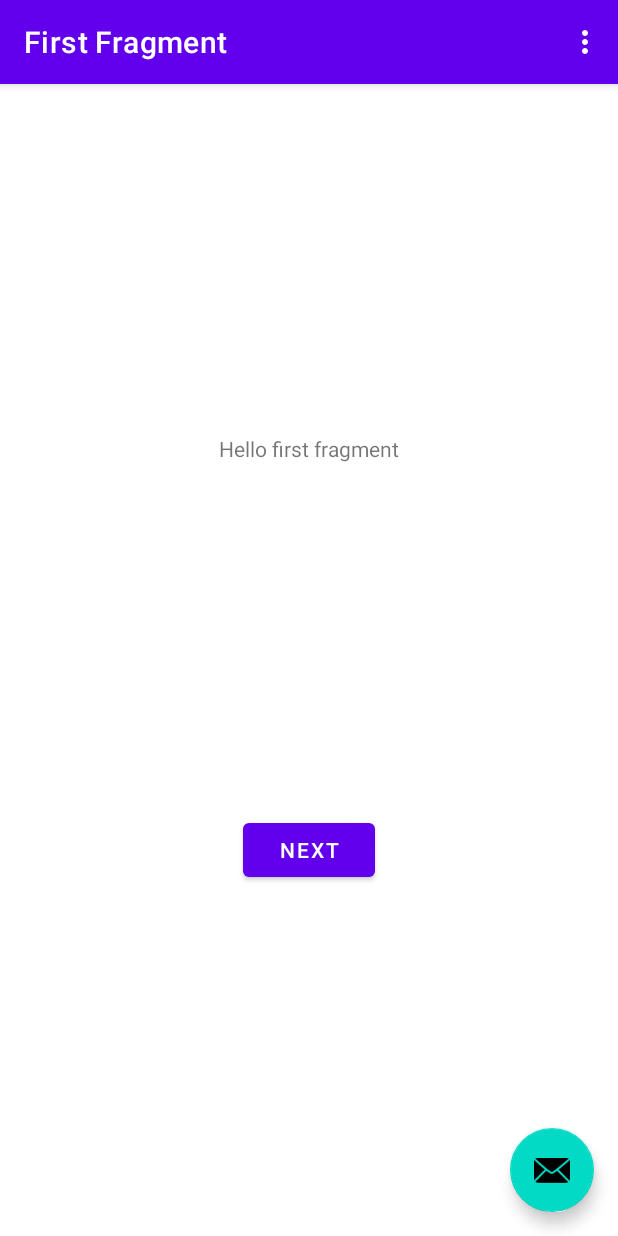
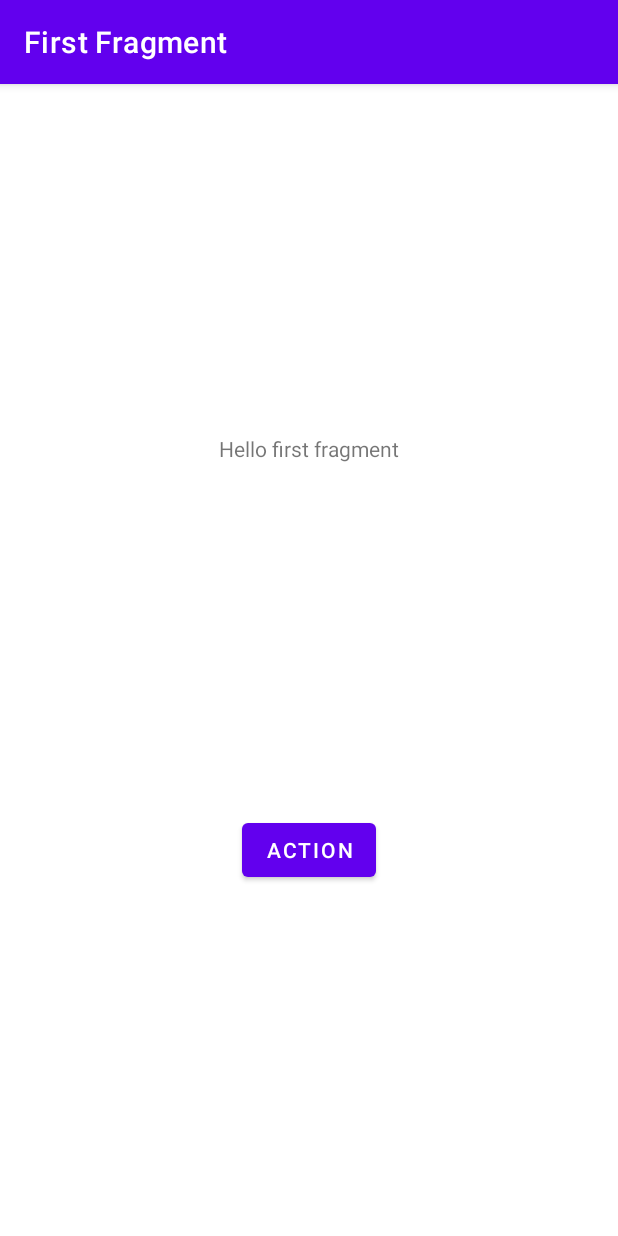
Before and after one commit to IlonaSofianidi/CleanArchitectureApp, an Android app: the screen it shows after launch (MainActivity), on a phone screen of 412 x 824 dp. Run offline under Robolectric (Android 15) with nearby library versions, the phone set to English and light mode, and no system bars; our stand-ins replace navigation-ui.

Commit message:
Create basic presentation layer. Add initial view model. Cleanup template fragment.

```diff
--- a/app/src/main/AndroidManifest.xml
+++ b/app/src/main/AndroidManifest.xml
@@ -13,7 +13,7 @@
         android:theme="@style/Theme.InnovecsTestAssignment"
         tools:targetApi="31">
         <activity
-            android:name=".MainActivity"
+            android:name=".presentation.MainActivity"
             android:exported="true"
             android:label="@string/app_name"
             android:theme="@style/Theme.InnovecsTestAssignment.NoActionBar">
--- a/app/src/main/java/com/innovecs/testassignment/MainActivity.kt
+++ /dev/null
@@ -1,58 +0,0 @@
-package com.innovecs.testassignment
-
-import android.os.Bundle
-import com.google.android.material.snackbar.Snackbar
-import androidx.appcompat.app.AppCompatActivity
-import androidx.navigation.findNavController
-import androidx.navigation.ui.AppBarConfiguration
-import androidx.navigation.ui.navigateUp
-import androidx.navigation.ui.setupActionBarWithNavController
-import android.view.Menu
-import android.view.MenuItem
-import com.innovecs.testassignment.databinding.ActivityMainBinding
-
-class MainActivity : AppCompatActivity() {
-
-    private lateinit var appBarConfiguration: AppBarConfiguration
-    private lateinit var binding: ActivityMainBinding
-
-    override fun onCreate(savedInstanceState: Bundle?) {
-        super.onCreate(savedInstanceState)
-
-        binding = ActivityMainBinding.inflate(layoutInflater)
-        setContentView(binding.root)
-
-        setSupportActionBar(binding.toolbar)
-
-        val navController = findNavController(R.id.nav_host_fragment_content_main)
-        appBarConfiguration = AppBarConfiguration(navController.graph)
-        setupActionBarWithNavController(navController, appBarConfiguration)
-
-        binding.fab.setOnClickListener { view ->
-            Snackbar.make(view, "Replace with your own action", Snackbar.LENGTH_LONG)
-                .setAction("Action", null).show()
-        }
-    }
-
-    override fun onCreateOptionsMenu(menu: Menu): Boolean {
-        // Inflate the menu; this adds items to the action bar if it is present.
-        menuInflater.inflate(R.menu.menu_main, menu)
-        return true
-    }
-
-    override fun onOptionsItemSelected(item: MenuItem): Boolean {
-        // Handle action bar item clicks here. The action bar will
-        // automatically handle clicks on the Home/Up button, so long
-        // as you specify a parent activity in AndroidManifest.xml.
-        return when (item.itemId) {
-            R.id.action_settings -> true
-            else -> super.onOptionsItemSelected(item)
-        }
-    }
-
-    override fun onSupportNavigateUp(): Boolean {
-        val navController = findNavController(R.id.nav_host_fragment_content_main)
-        return navController.navigateUp(appBarConfiguration)
-                || super.onSupportNavigateUp()
-    }
-}
--- a/app/src/main/java/com/innovecs/testassignment/data/source/ActionsRepositoryImpl.kt
+++ b/app/src/main/java/com/innovecs/testassignment/data/ActionsRepositoryImpl.kt
@@ -1,5 +1,6 @@
-package com.innovecs.testassignment.data.source
+package com.innovecs.testassignment.data
 
+import com.innovecs.testassignment.data.source.ActionsDataSource
 import com.innovecs.testassignment.data.source.mapping.ActionModelDataMapper
 import com.innovecs.testassignment.domain.ActionsRepository
 import com.innovecs.testassignment.domain.model.Action
--- /dev/null
+++ b/app/src/main/java/com/innovecs/testassignment/presentation/MainActivity.kt
@@ -0,0 +1,28 @@
+package com.innovecs.testassignment.presentation
+
+import android.os.Bundle
+import androidx.appcompat.app.AppCompatActivity
+import androidx.navigation.findNavController
+import androidx.navigation.ui.AppBarConfiguration
+import androidx.navigation.ui.setupActionBarWithNavController
+import com.innovecs.testassignment.R
+import com.innovecs.testassignment.databinding.ActivityMainBinding
+
+class MainActivity : AppCompatActivity() {
+
+    private lateinit var appBarConfiguration: AppBarConfiguration
+    private lateinit var binding: ActivityMainBinding
+
+    override fun onCreate(savedInstanceState: Bundle?) {
+        super.onCreate(savedInstanceState)
+
+        binding = ActivityMainBinding.inflate(layoutInflater)
+        setContentView(binding.root)
+
+        setSupportActionBar(binding.toolbar)
+
+        val navController = findNavController(R.id.nav_host_fragment_content_main)
+        appBarConfiguration = AppBarConfiguration(navController.graph)
+        setupActionBarWithNavController(navController, appBarConfiguration)
+    }
+}
--- a/app/src/main/java/com/innovecs/testassignment/FirstFragment.kt
+++ b/app/src/main/java/com/innovecs/testassignment/presentation/home/HomeFragment.kt
@@ -1,17 +1,13 @@
-package com.innovecs.testassignment
+package com.innovecs.testassignment.presentation.home
 
 import android.os.Bundle
-import androidx.fragment.app.Fragment
 import android.view.LayoutInflater
 import android.view.View
 import android.view.ViewGroup
-import androidx.navigation.fragment.findNavController
+import androidx.fragment.app.Fragment
 import com.innovecs.testassignment.databinding.FragmentFirstBinding
 
-/**
- * A simple [Fragment] subclass as the default destination in the navigation.
- */
-class FirstFragment : Fragment() {
+class HomeFragment : Fragment() {
 
     private var _binding: FragmentFirstBinding? = null
 
@@ -32,8 +28,8 @@ class FirstFragment : Fragment() {
     override fun onViewCreated(view: View, savedInstanceState: Bundle?) {
         super.onViewCreated(view, savedInstanceState)
 
-        binding.buttonFirst.setOnClickListener {
-            findNavController().navigate(R.id.action_FirstFragment_to_SecondFragment)
+        binding.buttonAction.setOnClickListener {
+
         }
     }
 
--- a/app/src/main/res/layout/activity_main.xml
+++ b/app/src/main/res/layout/activity_main.xml
@@ -4,7 +4,7 @@
     xmlns:tools="http://schemas.android.com/tools"
     android:layout_width="match_parent"
     android:layout_height="match_parent"
-    tools:context=".MainActivity">
+    tools:context=".presentation.MainActivity">
 
     <com.google.android.material.appbar.AppBarLayout
         android:layout_width="match_parent"
@@ -22,13 +22,4 @@
 
     <include layout="@layout/content_main" />
 
-    <com.google.android.material.floatingactionbutton.FloatingActionButton
-        android:id="@+id/fab"
-        android:layout_width="wrap_content"
-        android:layout_height="wrap_content"
-        android:layout_gravity="bottom|end"
-        android:layout_marginEnd="@dimen/fab_margin"
-        android:layout_marginBottom="16dp"
-        app:srcCompat="@android:drawable/ic_dialog_email" />
-
 </androidx.coordinatorlayout.widget.CoordinatorLayout>
--- a/app/src/main/res/layout/fragment_first.xml
+++ b/app/src/main/res/layout/fragment_first.xml
@@ -4,23 +4,23 @@
     xmlns:tools="http://schemas.android.com/tools"
     android:layout_width="match_parent"
     android:layout_height="match_parent"
-    tools:context=".FirstFragment">
+    tools:context=".presentation.home.HomeFragment">
 
     <TextView
         android:id="@+id/textview_first"
         android:layout_width="wrap_content"
         android:layout_height="wrap_content"
         android:text="@string/hello_first_fragment"
-        app:layout_constraintBottom_toTopOf="@id/button_first"
+        app:layout_constraintBottom_toTopOf="@id/button_action"
         app:layout_constraintEnd_toEndOf="parent"
         app:layout_constraintStart_toStartOf="parent"
         app:layout_constraintTop_toTopOf="parent" />
 
     <Button
-        android:id="@+id/button_first"
+        android:id="@+id/button_action"
         android:layout_width="wrap_content"
         android:layout_height="wrap_content"
-        android:text="@string/next"
+        android:text="@string/action"
         app:layout_constraintBottom_toBottomOf="parent"
         app:layout_constraintEnd_toEndOf="parent"
         app:layout_constraintStart_toStartOf="parent"
--- a/app/src/main/res/menu/menu_main.xml
+++ /dev/null
@@ -1,10 +0,0 @@
-<menu xmlns:android="http://schemas.android.com/apk/res/android"
-    xmlns:app="http://schemas.android.com/apk/res-auto"
-    xmlns:tools="http://schemas.android.com/tools"
-    tools:context="com.innovecs.testassignment.MainActivity">
-    <item
-        android:id="@+id/action_settings"
-        android:orderInCategory="100"
-        android:title="@string/action_settings"
-        app:showAsAction="never" />
-</menu>
--- a/app/src/main/res/navigation/nav_graph.xml
+++ b/app/src/main/res/navigation/nav_graph.xml
@@ -7,22 +7,7 @@
 
     <fragment
         android:id="@+id/FirstFragment"
-        android:name="com.innovecs.testassignment.FirstFragment"
+        android:name="com.innovecs.testassignment.presentation.home.HomeFragment"
         android:label="@string/first_fragment_label"
-        tools:layout="@layout/fragment_first">
-
-        <action
-            android:id="@+id/action_FirstFragment_to_SecondFragment"
-            app:destination="@id/SecondFragment" />
-    </fragment>
-    <fragment
-        android:id="@+id/SecondFragment"
-        android:name="com.innovecs.testassignment.SecondFragment"
-        android:label="@string/second_fragment_label"
-        tools:layout="@layout/fragment_second">
-
-        <action
-            android:id="@+id/action_SecondFragment_to_FirstFragment"
-            app:destination="@id/FirstFragment" />
-    </fragment>
+        tools:layout="@layout/fragment_first" />
 </navigation>
--- a/app/src/main/res/values/strings.xml
+++ b/app/src/main/res/values/strings.xml
@@ -3,10 +3,7 @@
     <string name="action_settings">Settings</string>
     <!-- Strings used for fragments for navigation -->
     <string name="first_fragment_label">First Fragment</string>
-    <string name="second_fragment_label">Second Fragment</string>
-    <string name="next">Next</string>
-    <string name="previous">Previous</string>
+    <string name="action">Action</string>
 
     <string name="hello_first_fragment">Hello first fragment</string>
-    <string name="hello_second_fragment">Hello second fragment. Arg: %1$s</string>
 </resources>
```
Also changed, not shown: app/src/main/java/com/innovecs/testassignment/SecondFragment.kt (deleted, +0 -44 lines), app/src/main/java/com/innovecs/testassignment/presentation/home/HomeViewModel.kt (added, +44 -0 lines), app/src/main/java/com/innovecs/testassignment/presentation/home/mapping/ActionDataMapper.kt (added, +20 -0 lines), app/src/main/java/com/innovecs/testassignment/presentation/home/model/ActionUI.kt (added, +13 -0 lines), app/src/main/res/layout/fragment_second.xml (deleted, +0 -27 lines).
